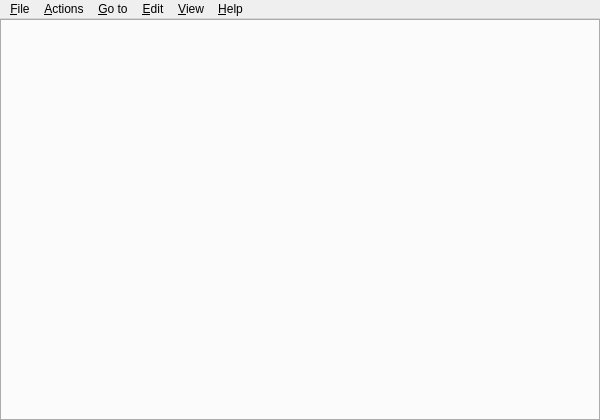
Qt form src/forms/qterminal.ui (lxqt/qterminal) before a commit.
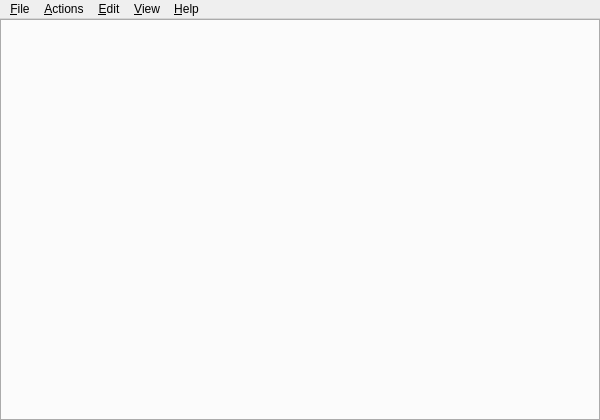
The same form after that commit. Icons and pictures are not drawn. Custom widgets are drawn as their Qt base class.

Commit message: Make go to menu a submenu of the action menu.

What changed in the file:
```diff
--- a/src/forms/qterminal.ui
+++ b/src/forms/qterminal.ui
@@ -67,11 +67,6 @@
      <string>&amp;Actions</string>
     </property>
    </widget>
-   <widget class="QMenu" name="menu_GoTo">
-    <property name="title">
-     <string>&amp;Go to</string>
-    </property>
-   </widget>
    <widget class="QMenu" name="menu_Help">
     <property name="title">
      <string>&amp;Help</string>
```
The commit also changes 2 other files.
